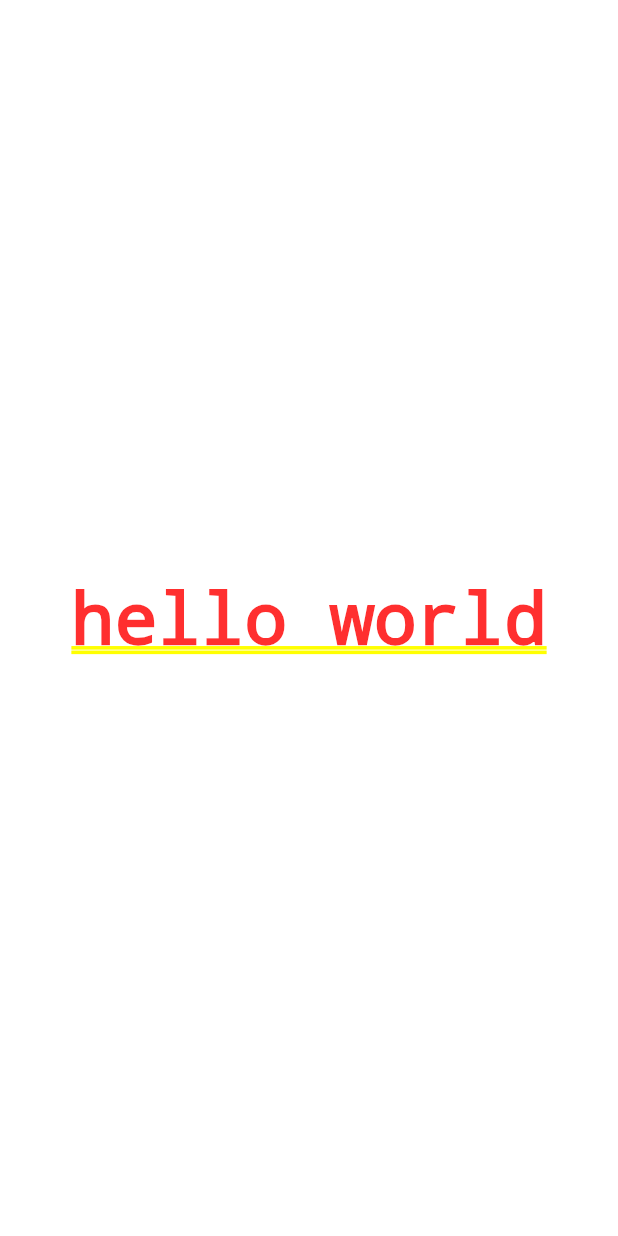
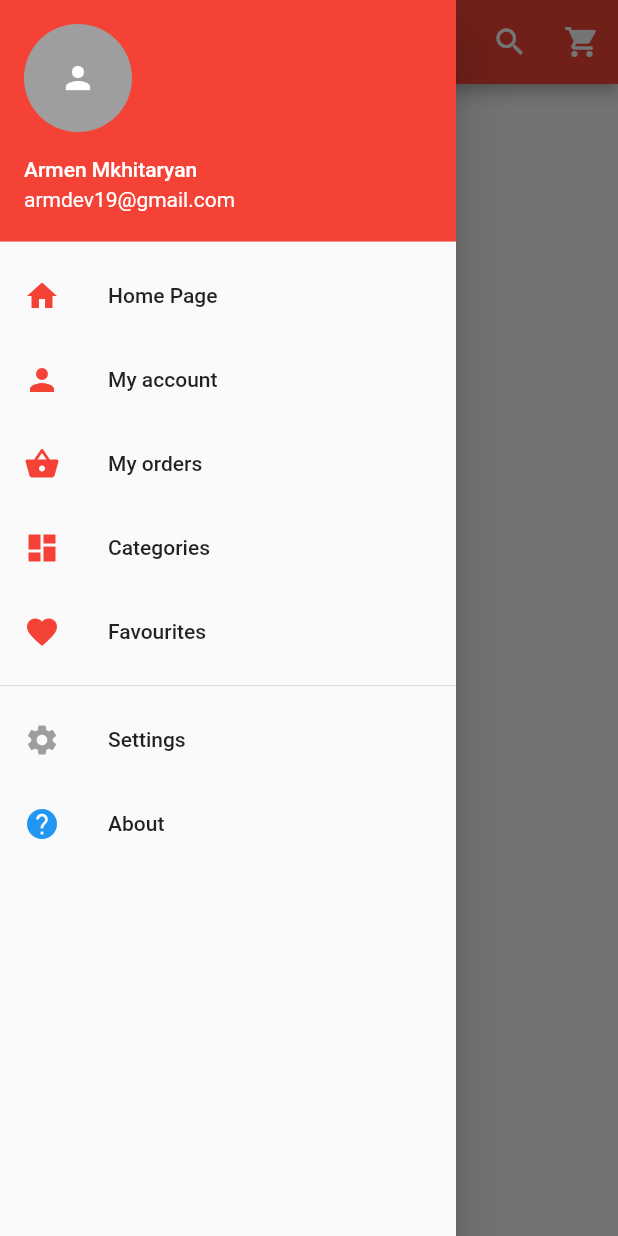
Before and after one commit to armdev19/E-commerce-app, a Flutter app: the screen it shows after launch, with the side drawer open (before the commit the screen has no drawer), on a phone screen of 412 x 824 dp. Run offline on Flutter 3.47's test engine with Material 2 defaults, Android fonts, the light colour scheme and no system bars.

Commit message:
Created Home Page and Navigation Drawer

```diff
--- a/lib/main.dart
+++ b/lib/main.dart
@@ -1,11 +1,120 @@
 import 'package:flutter/material.dart';
 
 void main() {
-  runApp(
-    new MaterialApp(
-      home: new Center(
-        child: new Text('hello world'),
+  runApp(MaterialApp(
+    debugShowCheckedModeBanner: false,
+    home: HomePage(),
+  ));
+}
+
+class HomePage extends StatefulWidget {
+  @override
+  _HomePageState createState() => _HomePageState();
+}
+
+class _HomePageState extends State<HomePage> {
+  @override
+  Widget build(BuildContext context) {
+    return Scaffold(
+      appBar: new AppBar(
+        backgroundColor: Colors.red,
+        title: Text('Cool shop'),
+        actions: <Widget>[
+          new IconButton(
+              icon: Icon(
+                Icons.search,
+                color: Colors.white,
+              ),
+              onPressed: () {}),
+          new IconButton(
+              icon: Icon(
+                Icons.shopping_cart,
+                color: Colors.white,
+              ),
+              onPressed: () {})
+        ],
       ),
-    )
-  );
+      drawer: new Drawer(
+        child: new ListView(
+          children: <Widget>[
+//             header
+            new UserAccountsDrawerHeader(
+              accountName: Text('Armen Mkhitaryan'),
+              accountEmail: Text('armdev19@gmail.com'),
+              currentAccountPicture: GestureDetector(
+                child: new CircleAvatar(
+                  backgroundColor: Colors.grey,
+                  child: Icon(
+                    Icons.person,
+                    color: Colors.white,
+                  ),
+                ),
+              ),
+              decoration: new BoxDecoration(color: Colors.red),
+            ),
+
+//          body
+
+            InkWell(
+              onTap: () {},
+              child: ListTile(
+                title: Text('Home Page'),
+                leading: Icon(Icons.home, color: Colors.red,),
+              ),
+            ),
+
+            InkWell(
+              onTap: () {},
+              child: ListTile(
+                title: Text('My account'),
+                leading: Icon(Icons.person, color: Colors.red,),
+              ),
+            ),
+
+            InkWell(
+              onTap: () {},
+              child: ListTile(
+                title: Text('My orders'),
+                leading: Icon(Icons.shopping_basket, color: Colors.red,),
+              ),
+            ),
+
+            InkWell(
+              onTap: () {},
+              child: ListTile(
+                title: Text('Categories'),
+                leading: Icon(Icons.dashboard, color: Colors.red,),
+              ),
+            ),
+
+            InkWell(
+              onTap: () {},
+              child: ListTile(
+                title: Text('Favourites'),
+                leading: Icon(Icons.favorite, color: Colors.red,),
+              ),
+            ),
+
+            Divider(),
+
+            InkWell(
+              onTap: () {},
+              child: ListTile(
+                title: Text('Settings'),
+                leading: Icon(Icons.settings, color: Colors.grey,),
+              ),
+            ),
+
+            InkWell(
+              onTap: () {},
+              child: ListTile(
+                title: Text('About'),
+                leading: Icon(Icons.help, color: Colors.blue,),
+              ),
+            ),
+          ],
+        ),
+      ),
+    );
+  }
 }
```
